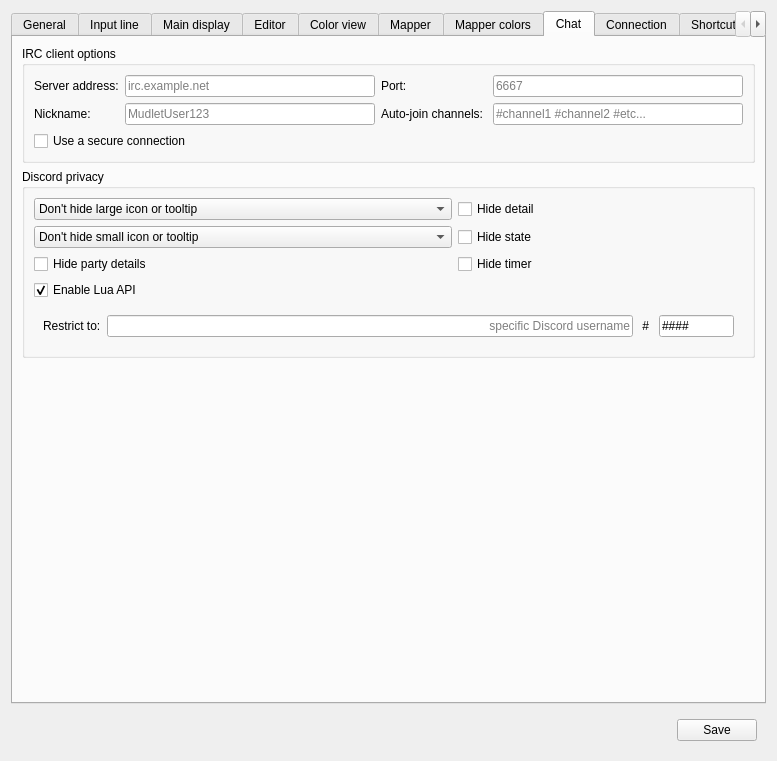
The window that src/ui/profile_preferences.ui (Mudlet/Mudlet) describes before a commit, drawn with Qt 5.
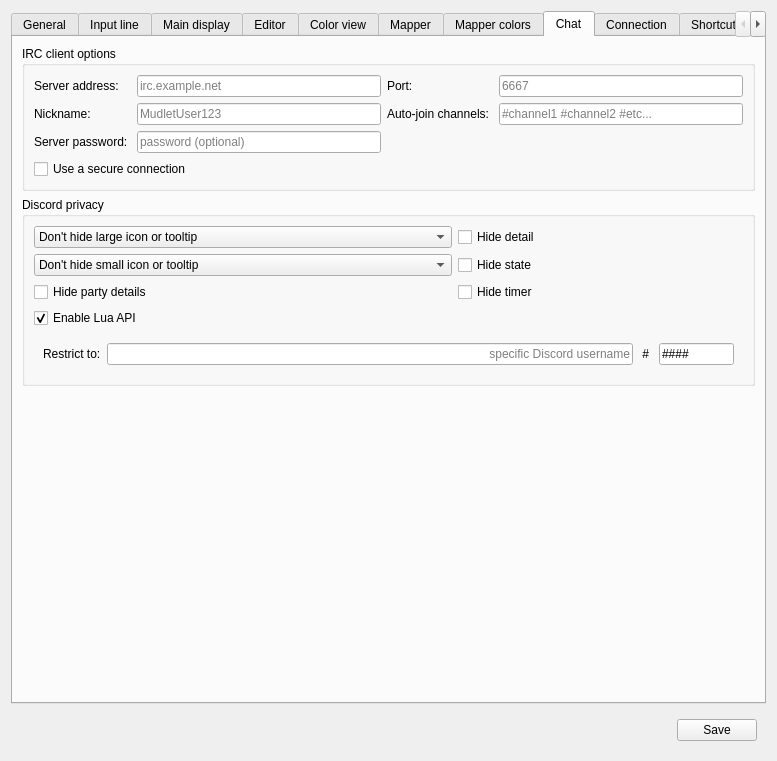
The same window after the commit. The open tabs and pages were chosen to show the change. Icons and pictures are not drawn. Custom widgets are drawn as their Qt base class.

Commit message: add IRC server password support (#5700)

```diff
--- a/src/ui/profile_preferences.ui
+++ b/src/ui/profile_preferences.ui
@@ -2716,7 +2716,24 @@
             </property>
            </widget>
           </item>
-          <item row="2" column="0" colspan="2">
+          <item row="2" column="0">
+           <widget class="QLabel" name="lblIrcPassword">
+            <property name="text">
+             <string>Server password: </string>
+            </property>
+           </widget>
+          </item>
+          <item row="2" column="1">
+           <widget class="QLineEdit" name="ircPassword">
+            <property name="echoMode">
+             <enum>QLineEdit::Password</enum>
+            </property>
+            <property name="placeholderText">
+             <string>password (optional)</string>
+            </property>
+           </widget>
+          </item>
+          <item row="3" column="0" colspan="2">
            <widget class="QCheckBox" name="ircHostSecure">
             <property name="toolTip">
              <string>&lt;p&gt;TLS/SSL is usually on port 6697. IRC networks often use a &lt;b&gt;+&lt;/b&gt; when listing secure ports offered.&lt;/p&gt;</string>
```
Left out of the diff: 1 changed line with no effect on the pictures. The commit also changes 4 other files.
